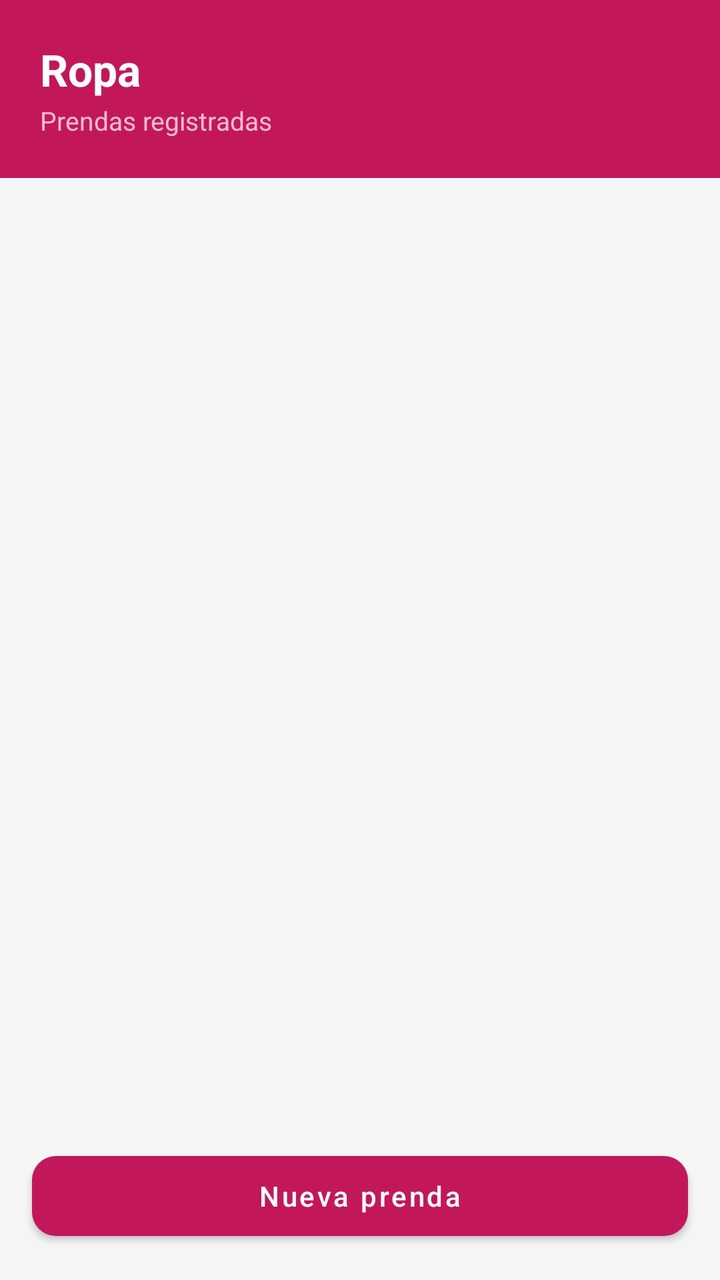
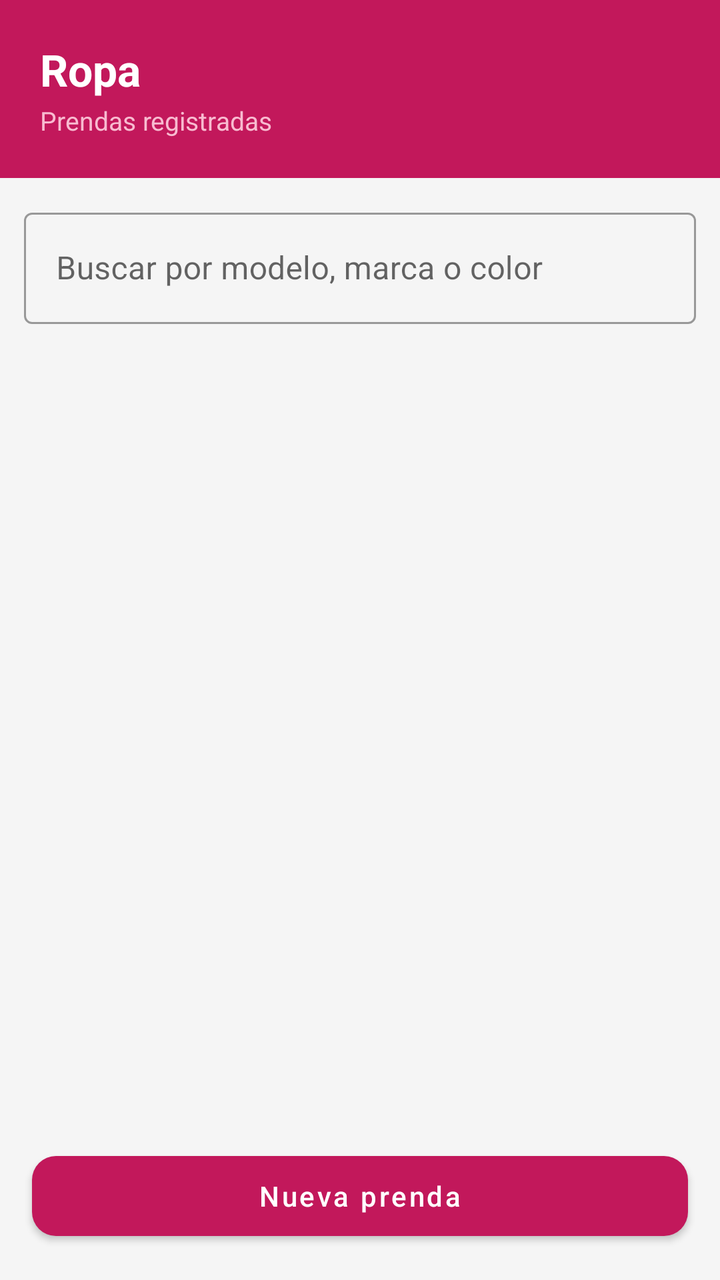

Screens rendered from an Android XML layout before and after an edit, with the pre-edit source and the edit as a unified diff.
<!-- AndroidManifest.xml: application theme Theme.ModaApp -->
<!-- res/layout/activity_ropa.xml -->
<?xml version="1.0" encoding="utf-8"?>
<LinearLayout xmlns:android="http://schemas.android.com/apk/res/android"
    xmlns:app="http://schemas.android.com/apk/res-auto"
    android:layout_width="match_parent"
    android:layout_height="match_parent"
    android:orientation="vertical"
    android:background="@color/gris_fondo">

    <LinearLayout
        android:layout_width="match_parent"
        android:layout_height="wrap_content"
        android:background="@color/rosa_principal"
        android:orientation="vertical"
        android:padding="20dp">

        <TextView
            android:layout_width="wrap_content"
            android:layout_height="wrap_content"
            android:text="Ropa"
            android:textColor="@color/blanco"
            android:textSize="22sp"
            android:textStyle="bold" />

        <TextView
            android:layout_width="wrap_content"
            android:layout_height="wrap_content"
            android:layout_marginTop="2dp"
            android:text="Prendas registradas"
            android:textColor="@color/rosa_claro"
            android:textSize="13sp" />
    </LinearLayout>

    <androidx.recyclerview.widget.RecyclerView
        android:id="@+id/rvRopa"
        android:layout_width="match_parent"
        android:layout_height="0dp"
        android:layout_weight="1"
        android:padding="8dp"
        android:clipToPadding="false" />

    <com.google.android.material.button.MaterialButton
        android:id="@+id/btnNueva"
        android:layout_width="match_parent"
        android:layout_height="52dp"
        android:layout_margin="16dp"
        android:text="Nueva prenda"
        android:textAllCaps="false"
        app:cornerRadius="12dp" />

</LinearLayout>
<!-- resources referenced by this layout -->
<resources>
  <color name="blanco">#FFFFFF</color>
  <color name="gris_fondo">#F5F5F5</color>
  <color name="rosa_claro">#F8BBD0</color>
  <color name="rosa_principal">#C2185B</color>
  <style name="Theme.ModaApp" parent="Theme.MaterialComponents.DayNight.NoActionBar">
          <item name="colorPrimary">@color/rosa_principal</item>
          <item name="colorPrimaryVariant">@color/rosa_oscuro</item>
          <item name="colorOnPrimary">@color/blanco</item>
          <item name="colorSecondary">@color/negro</item>
          <item name="android:statusBarColor">@color/rosa_oscuro</item>
          <item name="android:windowBackground">@color/gris_fondo</item>
      </style>
  <color name="rosa_oscuro">#8E0E42</color>
  <color name="negro">#1A1A1A</color>
</resources>

<!-- the commit's change to res/layout/activity_ropa.xml (unified diff, before → after) -->
@@ -30,6 +30,20 @@
             android:textSize="13sp" />
     </LinearLayout>
 
+    <com.google.android.material.textfield.TextInputLayout
+        style="@style/Widget.MaterialComponents.TextInputLayout.OutlinedBox"
+        android:layout_width="match_parent"
+        android:layout_height="wrap_content"
+        android:layout_margin="12dp"
+        android:hint="Buscar por modelo, marca o color">
+
+        <com.google.android.material.textfield.TextInputEditText
+            android:id="@+id/etBuscar"
+            android:layout_width="match_parent"
+            android:layout_height="wrap_content"
+            android:inputType="text" />
+    </com.google.android.material.textfield.TextInputLayout>
+
     <androidx.recyclerview.widget.RecyclerView
         android:id="@+id/rvRopa"
         android:layout_width="match_parent"
